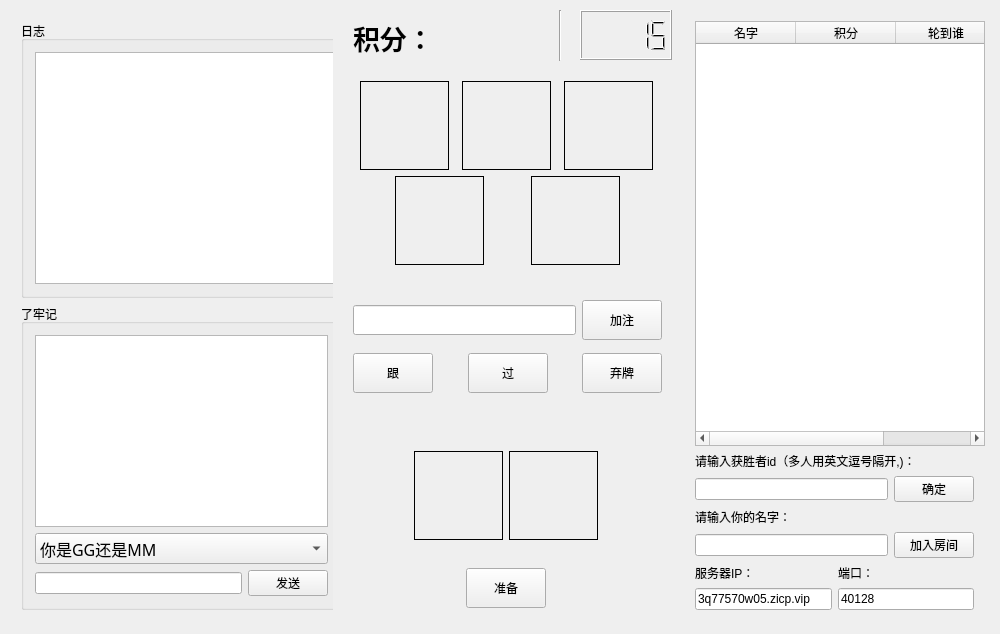
Old version of the form single_Client/poker_client.ui in the repository Sakuramw/multiplePoker.
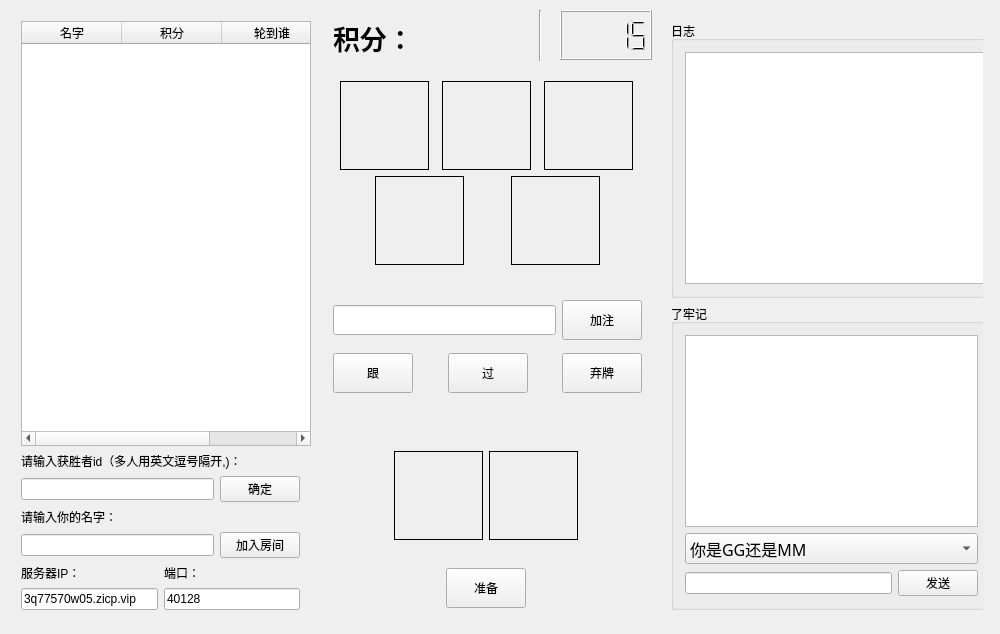
New version of the form.

Patch:
```diff
--- a/single_Client/poker_client.ui
+++ b/single_Client/poker_client.ui
@@ -19,7 +19,7 @@
   <widget class="QLCDNumber" name="lcdNumber_countDown">
    <property name="geometry">
     <rect>
-     <x>580</x>
+     <x>560</x>
      <y>10</y>
      <width>92</width>
      <height>50</height>
@@ -50,7 +50,7 @@
   <widget class="Line" name="line">
    <property name="geometry">
     <rect>
-     <x>550</x>
+     <x>530</x>
      <y>10</y>
      <width>20</width>
      <height>51</height>
@@ -60,10 +60,10 @@
     <enum>Qt::Vertical</enum>
    </property>
   </widget>
-  <widget class="QWidget" name="">
+  <widget class="QWidget" name="layoutWidget">
    <property name="geometry">
     <rect>
-     <x>684</x>
+     <x>10</x>
      <y>10</y>
      <width>301</width>
      <height>611</height>
@@ -202,10 +202,10 @@
     </item>
    </layout>
   </widget>
-  <widget class="QWidget" name="">
+  <widget class="QWidget" name="layoutWidget">
    <property name="geometry">
     <rect>
-     <x>342</x>
+     <x>322</x>
      <y>10</y>
      <width>201</width>
      <height>51</height>
@@ -262,10 +262,10 @@
     </item>
    </layout>
   </widget>
-  <widget class="QWidget" name="">
+  <widget class="QWidget" name="layoutWidget">
    <property name="geometry">
     <rect>
-     <x>10</x>
+     <x>660</x>
      <y>10</y>
      <width>323</width>
      <height>611</height>
@@ -494,10 +494,10 @@
     </item>
    </layout>
   </widget>
-  <widget class="QWidget" name="">
+  <widget class="QWidget" name="layoutWidget">
    <property name="geometry">
     <rect>
-     <x>340</x>
+     <x>320</x>
      <y>418</y>
      <width>331</width>
      <height>201</height>
@@ -658,7 +658,7 @@
   <widget class="QWidget" name="widget_pCard" native="true">
    <property name="geometry">
     <rect>
-     <x>342</x>
+     <x>322</x>
      <y>70</y>
      <width>331</width>
      <height>206</height>
@@ -862,10 +862,10 @@
     </item>
    </layout>
   </widget>
-  <widget class="QWidget" name="">
+  <widget class="QWidget" name="layoutWidget">
    <property name="geometry">
     <rect>
-     <x>342</x>
+     <x>322</x>
      <y>282</y>
      <width>331</width>
      <height>131</height>
```
Left out of the diff: 9 changed lines with no effect on the pictures.
